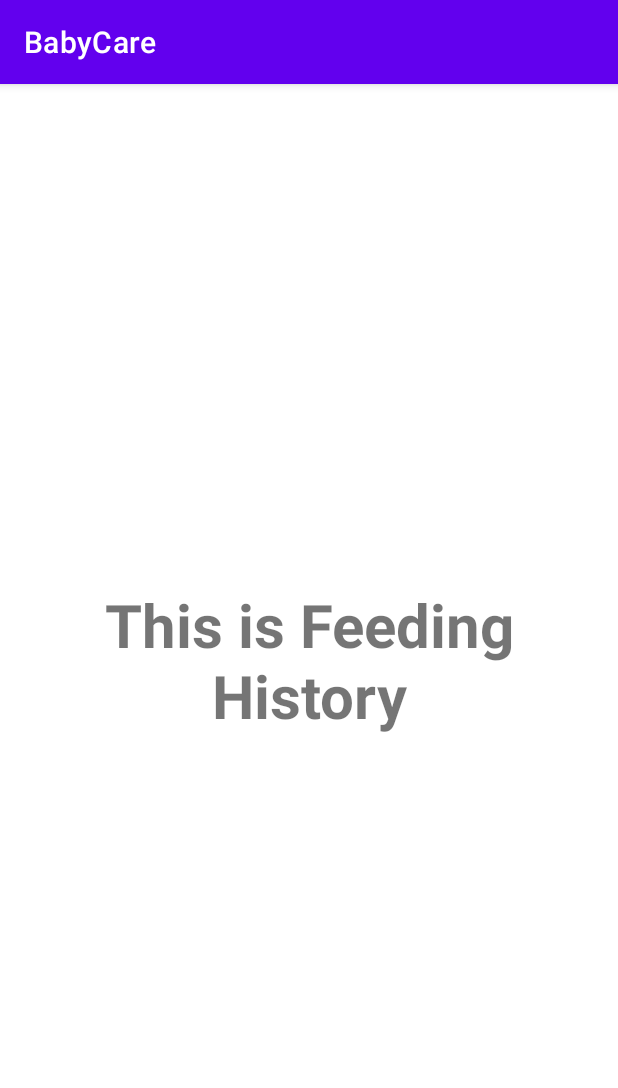
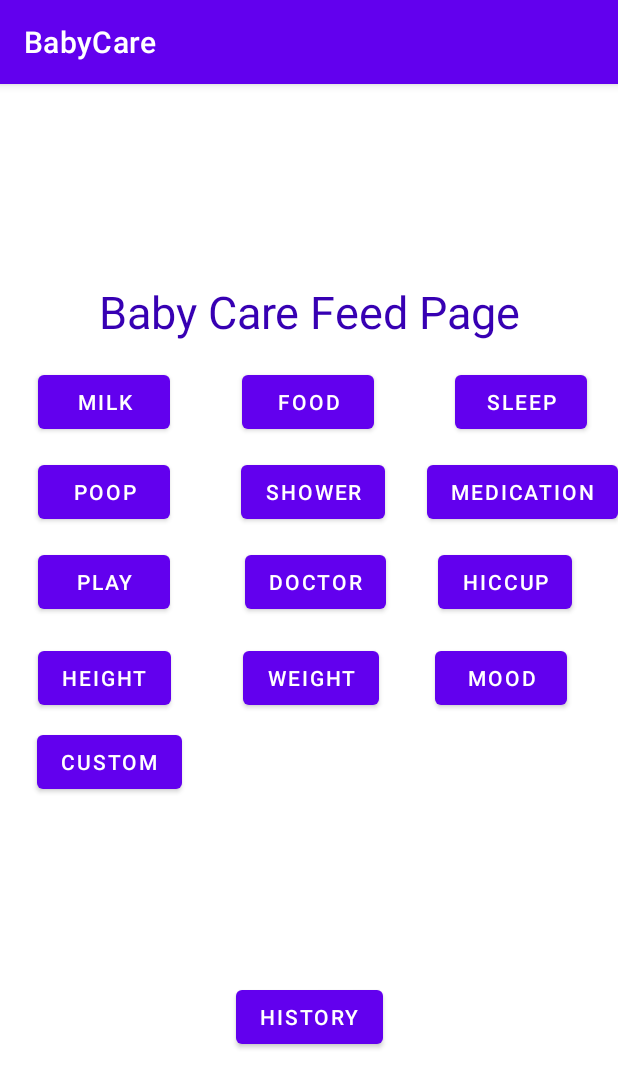
Before and after one commit to ted001/BabyCareApp, an Android app: the FeedingHistory screen opened directly, with no data from a screen before it, on a phone screen of 412 x 824 dp. Shown: the top 1088 px of the screen. Run offline under Robolectric (Android 15) with nearby library versions, the phone set to English and light mode, and no system bars.

Commit message:
finish the history part

```diff
--- a/app/src/main/res/layout/activity_feeding_history.xml
+++ b/app/src/main/res/layout/activity_feeding_history.xml
@@ -7,16 +7,170 @@
     tools:context=".FeedingHistory">
 
     <TextView
-        android:id="@+id/center_text_feed"
+        android:id="@+id/textView"
         android:layout_width="wrap_content"
         android:layout_height="wrap_content"
-        android:text="This is Feeding History"
-        android:textSize="40dp"
-        android:textStyle="bold"
-        android:textAlignment="center"
+        android:text="Baby Care Feed Page"
+        android:textColor="@color/design_default_color_primary_dark"
+        android:textSize="30dp"
+
         app:layout_constraintBottom_toBottomOf="parent"
         app:layout_constraintEnd_toEndOf="parent"
         app:layout_constraintStart_toStartOf="parent"
-        app:layout_constraintTop_toTopOf="parent" />
+        app:layout_constraintTop_toTopOf="parent"
+        app:layout_constraintVertical_bias="0.181" />
+
+    <Button
+        android:id="@+id/button"
+        android:layout_width="wrap_content"
+        android:layout_height="wrap_content"
+        android:layout_marginTop="16dp"
+        android:text="milk"
+        app:layout_constraintEnd_toEndOf="parent"
+        app:layout_constraintHorizontal_bias="0.078"
+        app:layout_constraintStart_toStartOf="parent"
+        app:layout_constraintTop_toBottomOf="@+id/textView" />
+
+    <Button
+        android:id="@+id/button4"
+        android:layout_width="wrap_content"
+        android:layout_height="wrap_content"
+        android:layout_marginTop="16dp"
+        android:text="food"
+        app:layout_constraintEnd_toEndOf="parent"
+        app:layout_constraintHorizontal_bias="0.228"
+        app:layout_constraintStart_toEndOf="@+id/button"
+        app:layout_constraintTop_toBottomOf="@+id/textView" />
+
+    <Button
+        android:id="@+id/button5"
+        android:layout_width="wrap_content"
+        android:layout_height="wrap_content"
+        android:layout_marginTop="16dp"
+        android:text="sleep"
+        app:layout_constraintEnd_toEndOf="parent"
+        app:layout_constraintHorizontal_bias="0.724"
+        app:layout_constraintStart_toEndOf="@+id/button4"
+        app:layout_constraintTop_toBottomOf="@+id/textView" />
+
+    <Button
+        android:id="@+id/button6"
+        android:layout_width="wrap_content"
+        android:layout_height="wrap_content"
+        android:layout_marginTop="12dp"
+        android:text="poop"
+        app:layout_constraintEnd_toEndOf="parent"
+        app:layout_constraintHorizontal_bias="0.078"
+        app:layout_constraintStart_toStartOf="parent"
+        app:layout_constraintTop_toBottomOf="@+id/button" />
+
+    <Button
+        android:id="@+id/button7"
+        android:layout_width="wrap_content"
+        android:layout_height="wrap_content"
+        android:layout_marginTop="12dp"
+        android:text="shower"
+        app:layout_constraintEnd_toEndOf="parent"
+        app:layout_constraintHorizontal_bias="0.235"
+        app:layout_constraintStart_toEndOf="@+id/button6"
+        app:layout_constraintTop_toBottomOf="@+id/button4" />
+
+    <Button
+        android:id="@+id/button8"
+        android:layout_width="wrap_content"
+        android:layout_height="wrap_content"
+        android:layout_marginTop="12dp"
+        android:text="medication"
+        app:layout_constraintEnd_toEndOf="parent"
+        app:layout_constraintHorizontal_bias="1.0"
+        app:layout_constraintStart_toEndOf="@+id/button7"
+        app:layout_constraintTop_toBottomOf="@+id/button5" />
+
+    <Button
+        android:id="@+id/button9"
+        android:layout_width="wrap_content"
+        android:layout_height="wrap_content"
+        android:layout_marginTop="12dp"
+        android:text="play"
+        app:layout_constraintEnd_toEndOf="parent"
+        app:layout_constraintHorizontal_bias="0.078"
+        app:layout_constraintStart_toStartOf="parent"
+        app:layout_constraintTop_toBottomOf="@+id/button6" />
+
+    <Button
+        android:id="@+id/button10"
+        android:layout_width="wrap_content"
+        android:layout_height="wrap_content"
+        android:layout_marginTop="12dp"
+        android:text="doctor"
+        app:layout_constraintEnd_toEndOf="parent"
+        app:layout_constraintHorizontal_bias="0.245"
+        app:layout_constraintStart_toEndOf="@+id/button9"
+        app:layout_constraintTop_toBottomOf="@+id/button7" />
+
+    <Button
+        android:id="@+id/button11"
+        android:layout_width="wrap_content"
+        android:layout_height="wrap_content"
+        android:layout_marginTop="12dp"
+        android:text="hiccup"
+        app:layout_constraintEnd_toEndOf="parent"
+        app:layout_constraintHorizontal_bias="0.532"
+        app:layout_constraintStart_toEndOf="@+id/button10"
+        app:layout_constraintTop_toBottomOf="@+id/button8" />
+
+    <Button
+        android:id="@+id/button12"
+        android:layout_width="wrap_content"
+        android:layout_height="wrap_content"
+        android:layout_marginTop="16dp"
+        android:text="height"
+        app:layout_constraintEnd_toEndOf="parent"
+        app:layout_constraintHorizontal_bias="0.078"
+        app:layout_constraintStart_toStartOf="parent"
+        app:layout_constraintTop_toBottomOf="@+id/button9" />
+
+    <Button
+        android:id="@+id/button13"
+        android:layout_width="wrap_content"
+        android:layout_height="wrap_content"
+        android:layout_marginTop="16dp"
+        android:text="weight"
+        app:layout_constraintEnd_toEndOf="parent"
+        app:layout_constraintHorizontal_bias="0.231"
+        app:layout_constraintStart_toEndOf="@+id/button12"
+        app:layout_constraintTop_toBottomOf="@+id/button10" />
+
+    <Button
+        android:id="@+id/button14"
+        android:layout_width="wrap_content"
+        android:layout_height="wrap_content"
+        android:layout_marginTop="16dp"
+        android:text="Mood"
+        app:layout_constraintEnd_toEndOf="parent"
+        app:layout_constraintHorizontal_bias="0.523"
+        app:layout_constraintStart_toEndOf="@+id/button13"
+        app:layout_constraintTop_toBottomOf="@+id/button11" />
+
+    <Button
+        android:id="@+id/button15"
+        android:layout_width="wrap_content"
+        android:layout_height="wrap_content"
+        android:layout_marginTop="8dp"
+        android:text="custom"
+        app:layout_constraintEnd_toEndOf="parent"
+        app:layout_constraintHorizontal_bias="0.079"
+        app:layout_constraintStart_toStartOf="parent"
+        app:layout_constraintTop_toBottomOf="@+id/button12" />
+
+    <Button
+        android:id="@+id/button2"
+        android:layout_width="wrap_content"
+        android:layout_height="wrap_content"
+        android:text="History"
+        app:layout_constraintBottom_toBottomOf="parent"
+        app:layout_constraintEnd_toEndOf="parent"
+        app:layout_constraintStart_toStartOf="parent"
+        app:layout_constraintTop_toBottomOf="@+id/button15" />
 
 </androidx.constraintlayout.widget.ConstraintLayout>
```
Also changed, not shown: app/src/main/java/com/example/babyfeed/ButtonListener.java (added, +50 -0 lines), app/src/main/java/com/example/babyfeed/MainActivity.java (added, +65 -0 lines), 2 other files.
